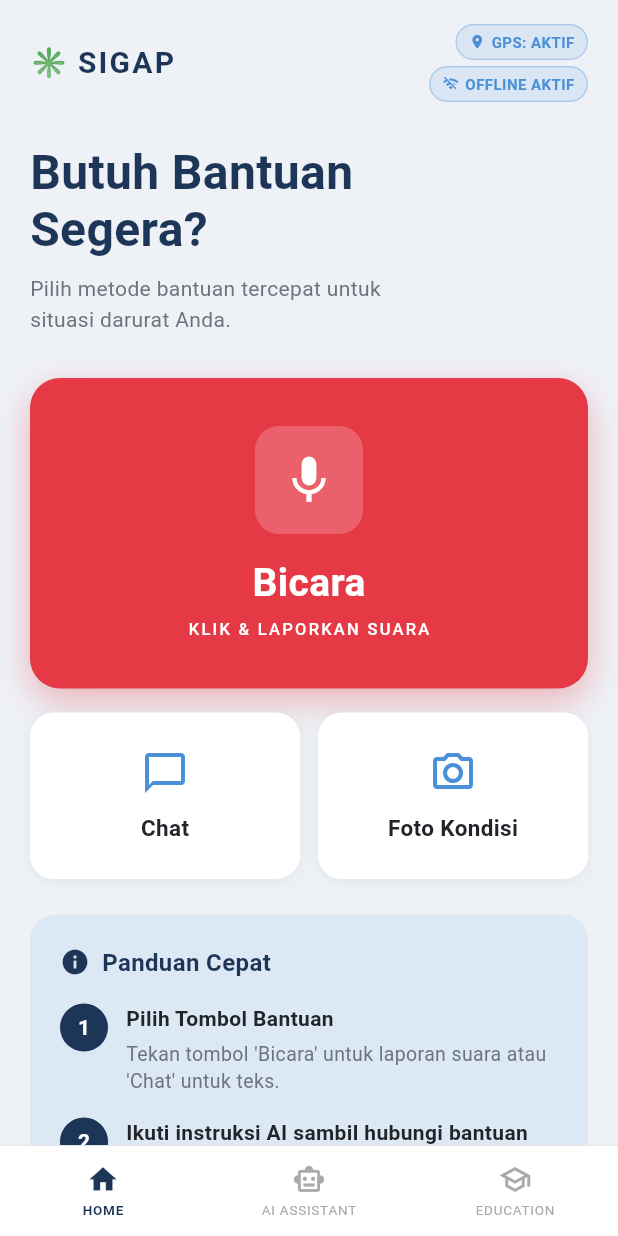
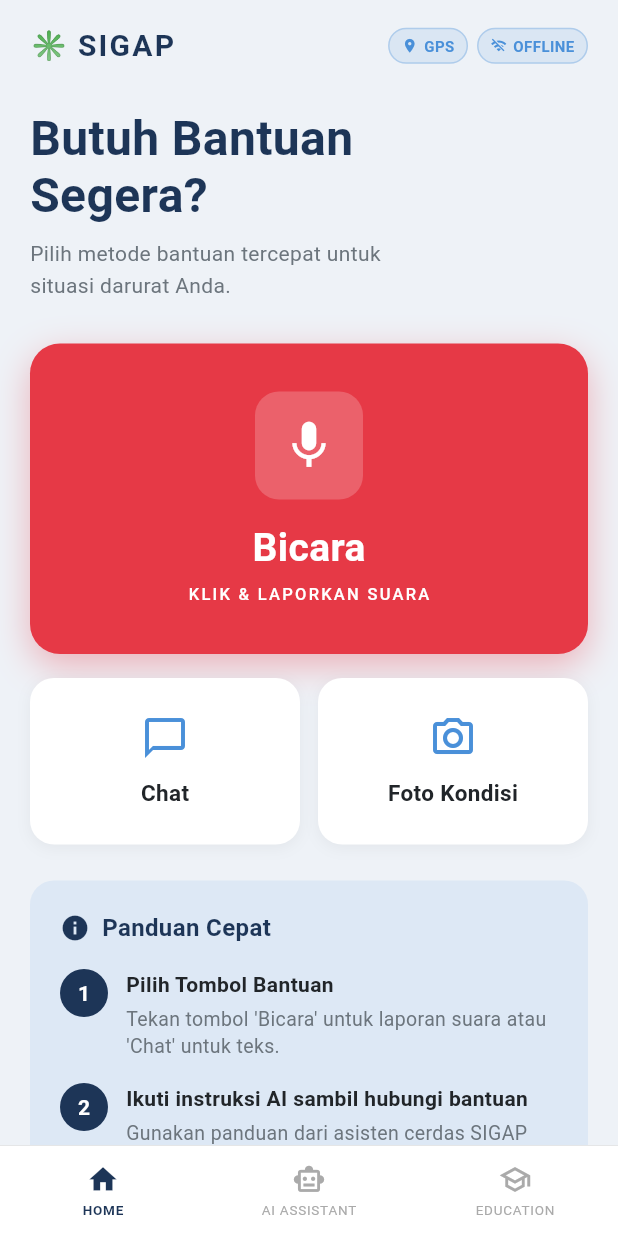
Before and after one commit to gintoki05/sigap-public, a Flutter app: the screen it shows after launch, on a phone screen of 412 x 824 dp. Run offline on Flutter 3.47's test engine with Material 3 defaults, Android fonts, the phone set to English and light mode, and no system bars; our stand-ins replace flutter_tts.

```diff
--- a/lib/screens/home_screen.dart
+++ b/lib/screens/home_screen.dart
@@ -141,18 +141,17 @@ class _HomeTab extends StatelessWidget {
                   ],
                 ),
                 // Status badges
-                Column(
-                  crossAxisAlignment: CrossAxisAlignment.end,
+                Row(
                   children: const [
                     _StatusBadge(
                       icon: Icons.location_on,
-                      label: 'GPS: AKTIF',
+                      label: 'GPS',
                       color: Color(0xFF4A90D9),
                     ),
-                    SizedBox(height: 4),
+                    SizedBox(width: 6),
                     _StatusBadge(
                       icon: Icons.wifi_off,
-                      label: 'OFFLINE AKTIF',
+                      label: 'OFFLINE',
                       color: Color(0xFF4A90D9),
                     ),
                   ],
```
